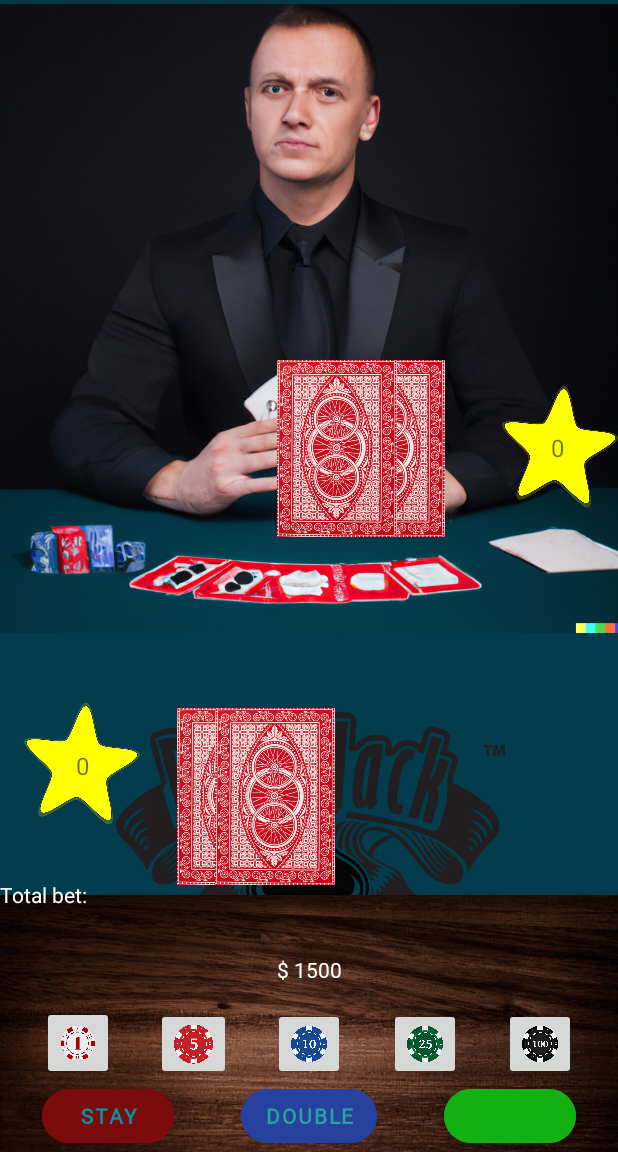
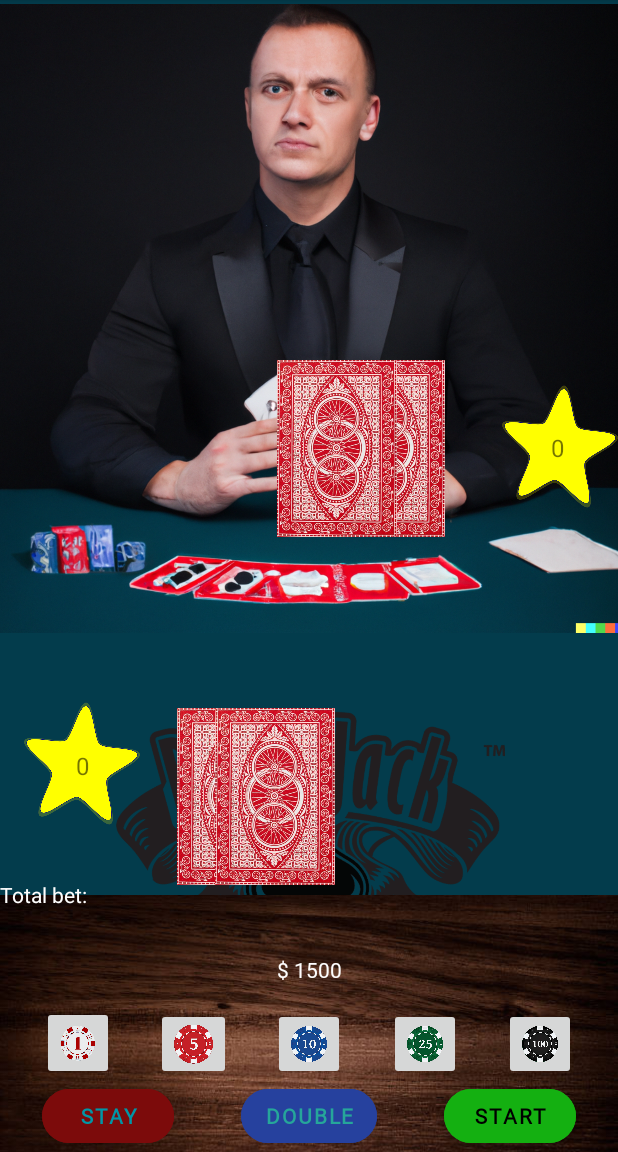
Before and after one commit to liber09/BlackJackApp, an Android app: the GameActivity screen opened directly, with no data from a screen before it, on a phone screen of 412 x 824 dp, the part 84-1236 px from its top. Run offline under Robolectric (Android 15) with nearby library versions, the phone set to English and light mode, and no system bars.

Commit message:
Added button text

```diff
--- a/app/src/main/java/com/example/blackjackapp/GameActivity.kt
+++ b/app/src/main/java/com/example/blackjackapp/GameActivity.kt
@@ -34,6 +34,7 @@ class GameActivity : AppCompatActivity() {
 
         //Setup clickHandler for drawButton. This Button clickEvent changes during the game
         val drawButtonClick = findViewById<Button>(R.id.drawButton)
+        drawButtonClick.text = getString(R.string.Start) //For some strange reason button is without text so added this here.
         drawButtonClick.setOnClickListener() {
             setUpGame()
         }
--- a/app/src/main/res/layout/activity_game.xml
+++ b/app/src/main/res/layout/activity_game.xml
@@ -99,7 +99,7 @@
         android:contentDescription="Draw button"
         android:fontFamily="@font/itim"
         android:textAlignment="center"
-        android:textColor="#000001"
+        android:textColor="#000000"
         android:textStyle="bold"
         app:cornerRadius="30sp"
         app:layout_constraintBottom_toBottomOf="parent"
--- a/app/src/main/res/layout/fragment_playercards.xml
+++ b/app/src/main/res/layout/fragment_playercards.xml
@@ -37,7 +37,7 @@
         android:visibility="invisible"
         app:layout_constraintBottom_toBottomOf="parent"
         app:layout_constraintEnd_toEndOf="parent"
-        app:layout_constraintStart_toStartOf="parent"
+        app:layout_constraintStart_toEndOf="@+id/playerCardImageView1"
         app:layout_constraintTop_toTopOf="parent"
         app:layout_constraintVertical_bias="0.922"
         app:srcCompat="@drawable/back" />
```
